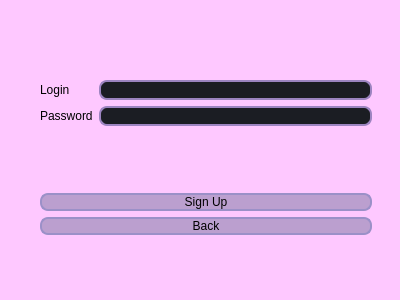
First picture: the form in UI/w_reg/registration.ui, repository Saigz/task_tracker_qt, before the edit.
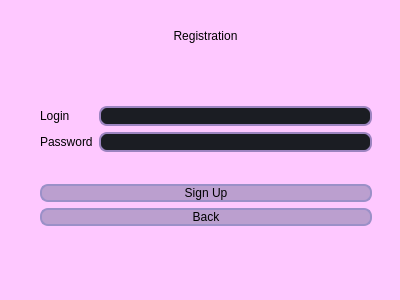
Second picture: the form after the edit.

The edit to the form file:
```diff
--- a/UI/w_reg/registration.ui
+++ b/UI/w_reg/registration.ui
@@ -22,7 +22,7 @@
      <x>40</x>
      <y>80</y>
      <width>332</width>
-     <height>155</height>
+     <height>174</height>
     </rect>
    </property>
    <layout class="QVBoxLayout" name="verticalLayout_4">
@@ -34,6 +34,7 @@
          <widget class="QLabel" name="label_Login">
           <property name="styleSheet">
            <string notr="true">QLabel {
+ color: rgb(0, 0, 0);
 	font: 600 12pt &quot;Montserrat SemiBold&quot;;
 }</string>
           </property>
@@ -46,6 +47,7 @@
          <widget class="QLabel" name="label_Password">
           <property name="styleSheet">
            <string notr="true">QLabel {
+ color: rgb(0, 0, 0);
 	font: 600 12pt &quot;Montserrat SemiBold&quot;;
 }</string>
           </property>
@@ -121,32 +123,6 @@
     </item>
     <item>
      <layout class="QVBoxLayout" name="verticalLayout_3">
-      <item>
-       <spacer name="verticalSpacer">
-        <property name="orientation">
-         <enum>Qt::Vertical</enum>
-        </property>
-        <property name="sizeHint" stdset="0">
-         <size>
-          <width>20</width>
-          <height>40</height>
-         </size>
-        </property>
-       </spacer>
-      </item>
-      <item>
-       <spacer name="verticalSpacer_2">
-        <property name="orientation">
-         <enum>Qt::Vertical</enum>
-        </property>
-        <property name="sizeHint" stdset="0">
-         <size>
-          <width>20</width>
-          <height>40</height>
-         </size>
-        </property>
-       </spacer>
-      </item>
       <item>
        <widget class="QPushButton" name="btn_SignUp">
         <property name="styleSheet">
@@ -203,6 +179,28 @@
     </item>
    </layout>
   </widget>
+  <widget class="QLabel" name="label">
+   <property name="geometry">
+    <rect>
+     <x>40</x>
+     <y>10</y>
+     <width>331</width>
+     <height>51</height>
+    </rect>
+   </property>
+   <property name="styleSheet">
+    <string notr="true">QLabel {
+	 color: rgb(0, 0, 0);
+	font: 800 22pt &quot;Montserrat ExtraBold&quot;;
+}</string>
+   </property>
+   <property name="text">
+    <string>Registration</string>
+   </property>
+   <property name="alignment">
+    <set>Qt::AlignCenter</set>
+   </property>
+  </widget>
  </widget>
  <resources/>
  <connections/>
```
Left out of the diff: 2 changed lines with no effect on the pictures.
